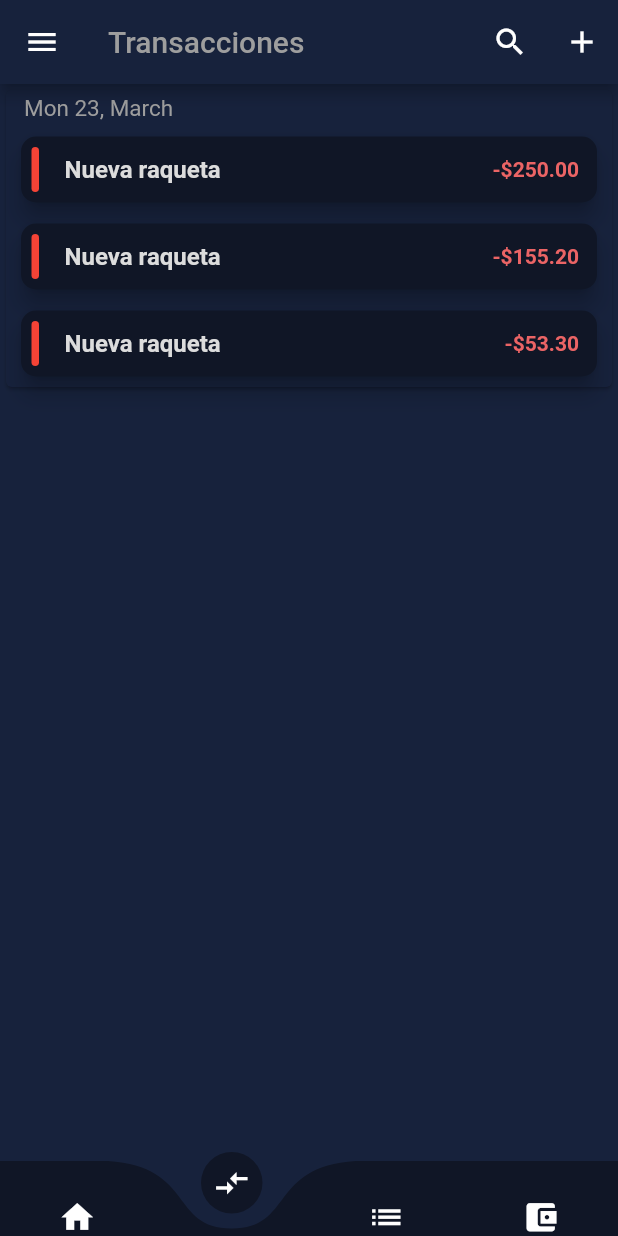
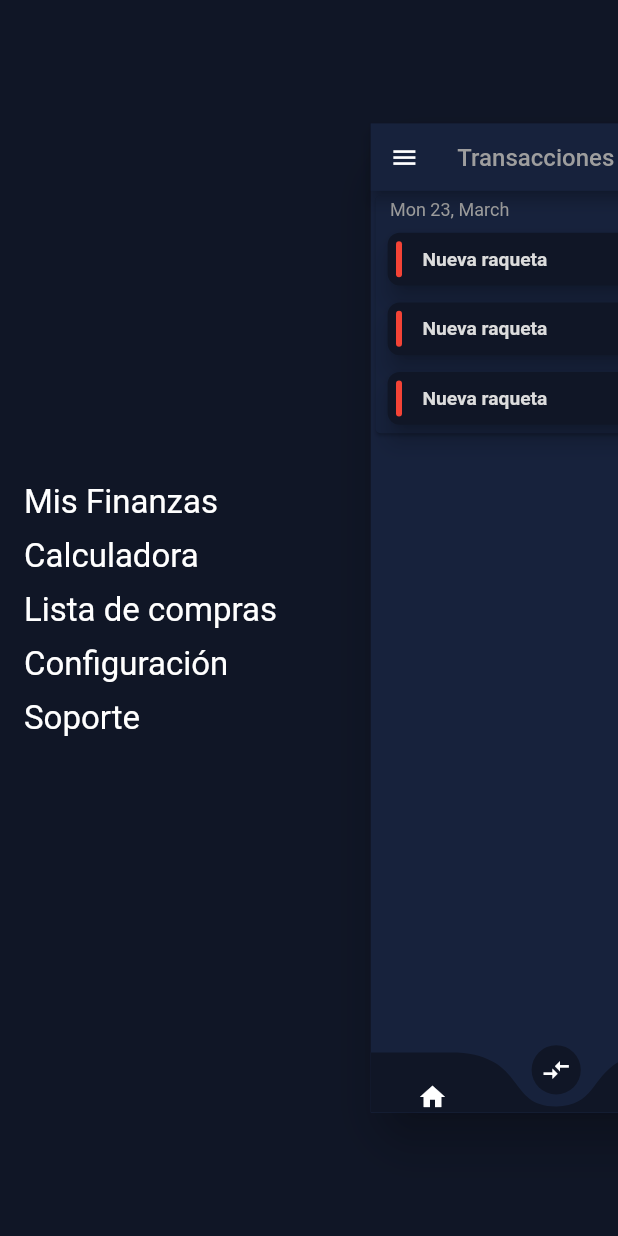
Before and after one commit to ignalauret/FinanceManagerApp-Flutter, a Flutter app: the screen it shows after launch, item 2 of the bottom bar chosen, after a tap on the "menu" icon, on a phone screen of 412 x 824 dp. Run offline on Flutter 3.47's test engine with Material 2 defaults, Android fonts, the phone set to English and light mode, and no system bars; drawn by our look-alikes of curved_navigation_bar; our stand-ins replace sqflite; accounts and stored records are empty.

Commit message:
Dashboard effect

```diff
--- /dev/null
+++ b/lib/Database/db_helper.dart
@@ -0,0 +1,53 @@
+import 'dart:async';
+
+import 'package:financemanager/models/wallet.dart';
+import 'package:financemanager/providers/wallet_transactions_provider.dart';
+import 'package:flutter/cupertino.dart';
+import 'package:path/path.dart';
+import 'package:provider/provider.dart';
+import 'package:sqflite/sqflite.dart';
+
+class DbHelper {
+  static Database _db;
+
+  Future<Database> get db async {
+    if (_db != null) return _db;
+    _db = await initDb();
+    return _db;
+  }
+
+  initDb() async {
+    var databasesPath = await getDatabasesPath();
+    String path = join(databasesPath, 'demo.db');
+    var theDb = await openDatabase(path, version: 1, onCreate: _onCreate);
+    return theDb;
+  }
+
+  void _onCreate(Database db, int version) async {
+    await db
+        .execute("CREATE TABLE billeteras(id TEXT PRIMARY KEY, nombre TEXT)");
+    print("Tabla creada");
+  }
+
+  Future<int> saveWallet(Wallet wallet) async {
+    var dbClient = await db;
+    int res = await dbClient.insert("billeteras", wallet.toJson());
+    print("Tabla billetera insertada");
+    return res;
+  }
+
+  Future<List<Wallet>> getWallets() async {
+    var dbClient = await db;
+    List<Map> list =
+        await dbClient.rawQuery("SELECT * FROM billeteras");
+    List<Wallet> wallets = List();
+    for (int i = 0; i < list.length; i++) {
+      wallets.add(Wallet(
+        id: list[i]["id"],
+        name: list[i]["name"],
+      ));
+    }
+    print(wallets.length);
+    return wallets;
+  }
+}
--- a/lib/main.dart
+++ b/lib/main.dart
@@ -1,6 +1,7 @@
+
 import 'providers/wallet_transactions_provider.dart';
 
-import 'screens/main_tabs_screen.dart';
+import 'screens/menu_dashboard_screen.dart';
 import 'package:flutter/material.dart';
 import 'package:provider/provider.dart';
 
@@ -19,7 +20,7 @@ class MyApp extends StatelessWidget {
           canvasColor: Colors.transparent,
           primarySwatch: Colors.blue,
         ),
-        home: MainTabsScreen(),
+        home: MenuDashboardPage(),
       ),
     );
   }
--- a/lib/models/wallet.dart
+++ b/lib/models/wallet.dart
@@ -6,10 +6,17 @@ class Wallet {
   double startingBalance;
   final Color color;
 
-  Wallet(
-      {@required this.id,
-      @required this.name,
-      this.color = Colors.amber,
-      this.startingBalance = 0});
+  Wallet({
+    @required this.id,
+    @required this.name,
+    this.color = Colors.amber,
+    this.startingBalance = 0,
+  });
 
+  Wallet.fromJson(dynamic obj)
+      : this.id = obj["id"],
+        this.name = obj["name"],
+        this.color = Colors.amber;
+
+  Map<String, dynamic> toJson() => {"name": name, "id": id};
 }
--- a/lib/providers/wallet_transactions_provider.dart
+++ b/lib/providers/wallet_transactions_provider.dart
@@ -1,3 +1,4 @@
+import 'package:financemanager/Database/db_helper.dart';
 import 'package:financemanager/models/transaction.dart';
 import 'package:financemanager/models/wallet.dart';
 import 'package:financemanager/utils/tools.dart';
@@ -31,36 +32,36 @@ class TransactionsWalletsProvider with ChangeNotifier {
         walletId: "1"),
   ];
 
-  List<Wallet> _wallets = [
-    Wallet(
-      id: "0",
-      name: "Wallet 1",
-      color: Colors.blue,
-      startingBalance: 50,
-    ),
-    Wallet(
-      id: "1",
-      name: "Wallet 2",
-      color: Colors.red,
-    ),
-    Wallet(
-      id: "2",
-      name: "Wallet 3",
-      color: Colors.blue,
-      startingBalance: 50,
-    ),
-    Wallet(
-      id: "3",
-      name: "Wallet 4",
-      color: Colors.red,
-    ),
-    Wallet(
-      id: "4",
-      name: "Wallet 5",
-      color: Colors.blue,
-      startingBalance: 50,
-    ),
-  ];
+  List<Wallet> wallets = [];
+//    Wallet(
+//      id: "0",
+//      name: "Wallet 1",
+//      color: Colors.blue,
+//      startingBalance: 50,
+//    ),
+//    Wallet(
+//      id: "1",
+//      name: "Wallet 2",
+//      color: Colors.red,
+//    ),
+//    Wallet(
+//      id: "2",
+//      name: "Wallet 3",
+//      color: Colors.blue,
+//      startingBalance: 50,
+//    ),
+//    Wallet(
+//      id: "3",
+//      name: "Wallet 4",
+//      color: Colors.red,
+//    ),
+//    Wallet(
+//      id: "4",
+//      name: "Wallet 5",
+//      color: Colors.blue,
+//      startingBalance: 50,
+//    ),
+  //];
 
   /* ************* Getters *************** */
   List<Transaction> get transactions {
@@ -84,9 +85,9 @@ class TransactionsWalletsProvider with ChangeNotifier {
     return recentTransactions;
   }
 
-  List<Wallet> get wallets {
-    return [..._wallets];
-  }
+//  List<Wallet> get wallets {
+//    return [..._wallets];
+//  }
 
   /* ************** Queries *************** */
   List<Transaction> findTransactionByDate(DateTime date) {
@@ -94,7 +95,7 @@ class TransactionsWalletsProvider with ChangeNotifier {
   }
 
   Wallet findWalletById(String id) {
-    return _wallets.firstWhere((wal) => wal.id == id);
+    return wallets.firstWhere((wal) => wal.id == id);
   }
 
   double get globalIncomes {
@@ -112,7 +113,7 @@ class TransactionsWalletsProvider with ChangeNotifier {
 
   double get globalBalance {
     double total = globalIncomes - globalExpenses;
-    _wallets.forEach((wal) => total += wal.startingBalance);
+    wallets.forEach((wal) => total += wal.startingBalance);
     return total;
   }
 
@@ -131,7 +132,7 @@ class TransactionsWalletsProvider with ChangeNotifier {
   }
 
   String get _newWalletId {
-    return (int.parse(_wallets.last.id) + 1).toString();
+    return (int.parse(wallets.last.id) + 1).toString();
   }
 
   void deleteTransaction(String id) {
@@ -169,12 +170,12 @@ class TransactionsWalletsProvider with ChangeNotifier {
       startingBalance: initialBalance,
       id: _newWalletId,
     );
-    _wallets.add(newWallet);
+    wallets.add(newWallet);
     notifyListeners();
   }
 
   void deleteWallet(String id) {
-    _wallets.removeWhere((wal) => wal.id == id);
+    wallets.removeWhere((wal) => wal.id == id);
     notifyListeners();
   }
 }
--- a/lib/screens/main_tabs_screen.dart
+++ b/lib/screens/main_tabs_screen.dart
@@ -1,20 +1,46 @@
 import 'package:curved_navigation_bar/curved_navigation_bar.dart';
+import 'package:financemanager/Database/db_helper.dart';
+import 'package:financemanager/models/wallet.dart';
+import 'package:financemanager/providers/wallet_transactions_provider.dart';
+import 'package:flutter/material.dart';
+import 'package:provider/provider.dart';
+
+import '../utils/constants.dart';
+import '../widgets/modalSheets/new_transaction_sheet.dart';
+import '../widgets/modalSheets/new_wallet_sheet.dart';
+import 'home_screen.dart';
 import 'transactions_screen.dart';
 import 'wallets_screen.dart';
-import '../widgets/modalSheets/new_transaction_sheet.dart';
-import '../widgets/modalSheets/new_wallet_sheet.dart';
-import 'package:flutter/material.dart';
-
-import '../utils/constants.dart';
-import 'home_screen.dart';
 
 class MainTabsScreen extends StatefulWidget {
+  final Function buildMenuButton;
+
+  MainTabsScreen(this.buildMenuButton);
   @override
   _MainTabsScreenState createState() => _MainTabsScreenState();
 }
 
 class _MainTabsScreenState extends State<MainTabsScreen> {
   int _tabIndex = 0;
+  DbHelper dbHelper = DbHelper();
+
+  void setupDB() async {
+    dbHelper.db.then((_) {
+      loadDb();
+    });
+  }
+
+  void getWallets(BuildContext ctx) async {
+    Provider.of<TransactionsWalletsProvider>(ctx).wallets =
+        await dbHelper.getWallets();
+  }
+
+  void loadDb() {
+    final newWallet = Wallet(name: "TestDb", id: "0");
+    final newWallet2 = Wallet(name: "TestDb2", id: "1");
+    dbHelper.saveWallet(newWallet);
+    dbHelper.saveWallet(newWallet2);
+  }
 
   void startAddNewExpense(BuildContext ctx) {
     showModalBottomSheet(
@@ -41,46 +67,47 @@ class _MainTabsScreenState extends State<MainTabsScreen> {
   }
 
   Widget _buildAppBarTitle() {
-    switch(_tabIndex) {
-      case 0 : return Text(
+    switch (_tabIndex) {
+      case 0:
+        return Text(
           "Home",
           style: TextStyle(
             color: Colors.grey,
           ),
         );
-      case 1 : return Text(
+      case 1:
+        return Text(
           "Transacciones",
           style: TextStyle(
             color: Colors.grey,
           ),
         );
-      case 2 : return Text(
+      case 2:
+        return Text(
           "Estadísticas",
           style: TextStyle(
             color: Colors.grey,
           ),
         );
-      case 3 : return Text(
+      case 3:
+        return Text(
           "Billeteras",
           style: TextStyle(
             color: Colors.grey,
           ),
         );
     }
+    return null;
   }
 
   @override
   Widget build(BuildContext context) {
+    getWallets(context);
     final appBar = AppBar(
       title: _buildAppBarTitle(),
       backgroundColor: BACKGROUND_COLOR,
       elevation: 4,
-      leading: IconButton(
-        icon: Icon(
-          Icons.menu,
-        ),
-        onPressed: () {},
-      ),
+      leading: widget.buildMenuButton(),
       actions: <Widget>[
         if (_tabIndex == 1)
           IconButton(
@@ -127,14 +154,6 @@ class _MainTabsScreenState extends State<MainTabsScreen> {
               ];
             },
           ),
-//          IconButton(
-//            icon: Icon(
-//              Icons.add,
-//            ),
-//            onPressed: () {
-//              startAddNewExpense(context);
-//            },
-//          ),
         if (_tabIndex == 3)
           IconButton(
             icon: Icon(
--- /dev/null
+++ b/lib/screens/menu_dashboard_screen.dart
@@ -0,0 +1,143 @@
+import 'package:financemanager/utils/constants.dart';
+import 'package:flutter/material.dart';
+import 'main_tabs_screen.dart';
+
+class MenuDashboardPage extends StatefulWidget {
+  @override
+  _MenuDashboardPageState createState() => _MenuDashboardPageState();
+}
+
+class _MenuDashboardPageState extends State<MenuDashboardPage>
+    with SingleTickerProviderStateMixin {
+  bool isCollapsed = true;
+  double screenWidth, screenHeight;
+  final Duration duration = const Duration(milliseconds: 300);
+  AnimationController _controller;
+  Animation<double> _scaleAnimation;
+  Animation<double> _menuScaleAnimation;
+  Animation<Offset> _slideAnimation;
+
+  Widget buildMenuButton() {
+    return InkWell(
+      child: Icon(Icons.menu, color: Colors.white),
+      onTap: () {
+        setState(() {
+          if (isCollapsed)
+            _controller.forward();
+          else
+            _controller.reverse();
+
+          isCollapsed = !isCollapsed;
+        });
+      },
+    );
+  }
+
+  @override
+  void initState() {
+    super.initState();
+    _controller = AnimationController(vsync: this, duration: duration);
+    _scaleAnimation = Tween<double>(begin: 1, end: 0.8).animate(_controller);
+    _menuScaleAnimation =
+        Tween<double>(begin: 0.5, end: 1).animate(_controller);
+    _slideAnimation = Tween<Offset>(begin: Offset(-1, 0), end: Offset(0, 0))
+        .animate(_controller);
+  }
+
+  @override
+  void dispose() {
+    _controller.dispose();
+    super.dispose();
+  }
+
+  @override
+  Widget build(BuildContext context) {
+    Size size = MediaQuery.of(context).size;
+    screenHeight = size.height;
+    screenWidth = size.width;
+
+    return Scaffold(
+      backgroundColor: CARDS_COLOR,
+      body: Stack(
+        children: <Widget>[
+          menu(context),
+          dashboard(context),
+        ],
+      ),
+    );
+  }
+
+  Widget menu(context) {
+    return SlideTransition(
+      position: _slideAnimation,
+      child: ScaleTransition(
+        scale: _menuScaleAnimation,
+        child: Padding(
+          padding: const EdgeInsets.only(left: 16.0),
+          child: Align(
+            alignment: Alignment.centerLeft,
+            child: Container(
+              width: MediaQuery.of(context).size.width / 2,
+              child: Column(
+                  mainAxisSize: MainAxisSize.min,
+                  mainAxisAlignment: MainAxisAlignment.spaceAround,
+                  crossAxisAlignment: CrossAxisAlignment.start,
+                  children: <Widget>[
+                    FittedBox(
+                      fit: BoxFit.contain,
+                      child: Text("Mis Finanzas",
+                          style: TextStyle(color: Colors.white, fontSize: 22)),
+                    ),
+                    SizedBox(height: 10),
+                    FittedBox(
+                      fit: BoxFit.contain,
+                      child: Text("Calculadora",
+                          style: TextStyle(color: Colors.white, fontSize: 22)),
+                    ),
+                    SizedBox(height: 10),
+                    FittedBox(
+                      fit: BoxFit.contain,
+                      child: Text("Lista de compras",
+                          style: TextStyle(color: Colors.white, fontSize: 22)),
+                    ),
+                    SizedBox(height: 10),
+                    FittedBox(
+                      fit: BoxFit.contain,
+                      child: Text("Configuración",
+                          style: TextStyle(color: Colors.white, fontSize: 22)),
+                    ),
+                    SizedBox(height: 10),
+                    FittedBox(
+                      fit: BoxFit.contain,
+                      child: Text("Soporte",
+                          style: TextStyle(color: Colors.white, fontSize: 22)),
+                    ),
+                    SizedBox(height: 10),
+                  ]),
+            ),
+          ),
+        ),
+      ),
+    );
+  }
+
+  Widget dashboard(context) {
+    return AnimatedPositioned(
+      duration: duration,
+      top: 0,
+      bottom: 0,
+      left: isCollapsed ? 0 : 0.50 * screenWidth,
+      right: isCollapsed ? 0 : -0.5 * screenWidth,
+      child: ScaleTransition(
+        scale: _scaleAnimation,
+        child: Material(
+          animationDuration: duration,
+          borderRadius: BorderRadius.all(Radius.circular(40)),
+          elevation: 12,
+          color: CARDS_COLOR,
+          child: MainTabsScreen(buildMenuButton),
+        ),
+      ),
+    );
+  }
+}
--- a/pubspec.yaml
+++ b/pubspec.yaml
@@ -20,6 +20,8 @@ dependencies:
   intl: ^0.16.1
   curved_navigation_bar: ^0.3.2
   provider:
+  sqflite:
+  path:
   flutter:
     sdk: flutter
 
```
Also changed, not shown: pubspec.lock. Lines whose indentation alone changed are shown as unchanged.
